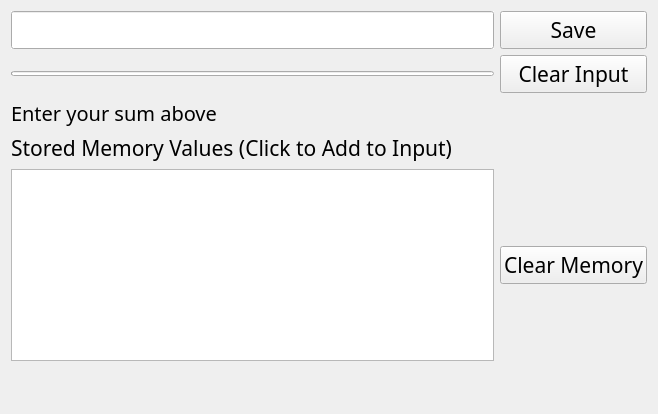
The window that calculatorwindow.ui (timlyo/Calculator) describes before a commit, drawn with Qt 5.
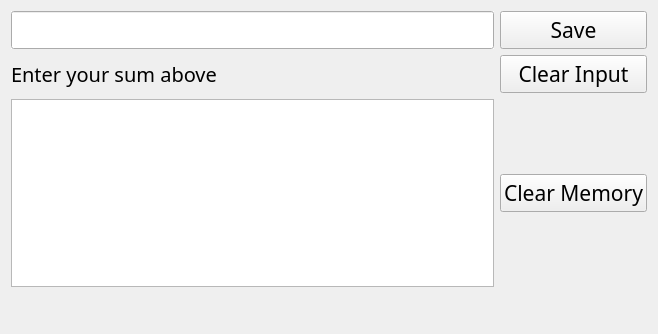
The same window after the commit.

```diff
--- a/calculatorwindow.ui
+++ b/calculatorwindow.ui
@@ -7,7 +7,7 @@
     <x>0</x>
     <y>0</y>
     <width>658</width>
-    <height>414</height>
+    <height>334</height>
    </rect>
   </property>
   <property name="sizePolicy">
@@ -16,6 +16,14 @@
     <verstretch>0</verstretch>
    </sizepolicy>
   </property>
+  <property name="font">
+   <font>
+    <pointsize>20</pointsize>
+   </font>
+  </property>
+  <property name="focusPolicy">
+   <enum>Qt::NoFocus</enum>
+  </property>
   <property name="windowTitle">
    <string>CalculatorWindow</string>
   </property>
@@ -36,20 +44,6 @@
     <locale language="English" country="UnitedKingdom"/>
    </property>
    <layout class="QGridLayout" name="gridLayout">
-    <item row="1" column="1">
-     <widget class="QPushButton" name="saveMemory">
-      <property name="text">
-       <string>Save</string>
-      </property>
-     </widget>
-    </item>
-    <item row="7" column="1">
-     <widget class="QPushButton" name="clearMemory">
-      <property name="text">
-       <string>Clear Memory</string>
-      </property>
-     </widget>
-    </item>
     <item row="1" column="0">
      <widget class="QLineEdit" name="inputBox">
       <property name="sizePolicy">
@@ -72,7 +66,43 @@
       </property>
      </widget>
     </item>
-    <item row="4" column="0">
+    <item row="7" column="0">
+     <spacer name="verticalSpacer">
+      <property name="orientation">
+       <enum>Qt::Vertical</enum>
+      </property>
+      <property name="sizeHint" stdset="0">
+       <size>
+        <width>20</width>
+        <height>40</height>
+       </size>
+      </property>
+     </spacer>
+    </item>
+    <item row="6" column="0">
+     <widget class="QListWidget" name="viewMemory">
+      <property name="focusPolicy">
+       <enum>Qt::StrongFocus</enum>
+      </property>
+      <property name="toolTip">
+       <string>&lt;html&gt;&lt;head/&gt;&lt;body&gt;&lt;p&gt;Click these to add them to the input box&lt;/p&gt;&lt;/body&gt;&lt;/html&gt;</string>
+      </property>
+      <property name="alternatingRowColors">
+       <bool>true</bool>
+      </property>
+     </widget>
+    </item>
+    <item row="2" column="1">
+     <widget class="QPushButton" name="clearInput">
+      <property name="focusPolicy">
+       <enum>Qt::StrongFocus</enum>
+      </property>
+      <property name="text">
+       <string>Clear Input</string>
+      </property>
+     </widget>
+    </item>
+    <item row="2" column="0">
      <widget class="QLabel" name="formatOutput">
       <property name="maximumSize">
        <size>
@@ -95,55 +125,26 @@
       </property>
      </widget>
     </item>
-    <item row="2" column="0">
-     <widget class="QProgressBar" name="progressBar">
-      <property name="sizePolicy">
-       <sizepolicy hsizetype="Expanding" vsizetype="Fixed">
-        <horstretch>0</horstretch>
-        <verstretch>0</verstretch>
-       </sizepolicy>
+    <item row="1" column="1">
+     <widget class="QPushButton" name="saveMemory">
+      <property name="focusPolicy">
+       <enum>Qt::StrongFocus</enum>
       </property>
-      <property name="maximumSize">
-       <size>
-        <width>16777215</width>
-        <height>5</height>
-       </size>
+      <property name="toolTip">
+       <string>&lt;html&gt;&lt;head/&gt;&lt;body&gt;&lt;p&gt;This will save you answer&lt;/p&gt;&lt;/body&gt;&lt;/html&gt;</string>
       </property>
-      <property name="value">
-       <number>0</number>
+      <property name="text">
+       <string>Save</string>
       </property>
-      <property name="textVisible">
-       <bool>false</bool>
-      </property>
      </widget>
     </item>
-    <item row="9" column="0">
-     <spacer name="verticalSpacer">
-      <property name="orientation">
-       <enum>Qt::Vertical</enum>
+    <item row="6" column="1">
+     <widget class="QPushButton" name="clearMemory">
+      <property name="toolTip">
+       <string>&lt;html&gt;&lt;head/&gt;&lt;body&gt;&lt;p&gt;Clears all memory items&lt;/p&gt;&lt;/body&gt;&lt;/html&gt;</string>
       </property>
-      <property name="sizeHint" stdset="0">
-       <size>
-        <width>20</width>
-        <height>40</height>
-       </size>
-      </property>
-     </spacer>
-    </item>
-    <item row="7" column="0">
-     <widget class="QListWidget" name="viewMemory"/>
-    </item>
-    <item row="5" column="0">
-     <widget class="QLabel" name="label">
       <property name="text">
-       <string>Stored Memory Values (Click to Add to Input)</string>
-      </property>
-     </widget>
-    </item>
-    <item row="2" column="1">
-     <widget class="QPushButton" name="clearInput">
-      <property name="text">
-       <string>Clear Input</string>
+       <string>Clear Memory</string>
       </property>
      </widget>
     </item>
```
Left out of the diff: 12 changed lines with no effect on the pictures.
